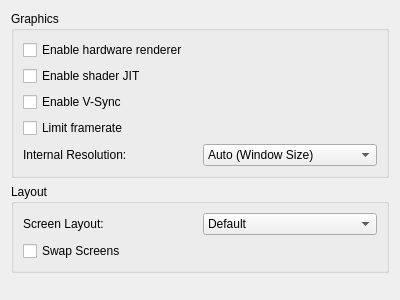
Old version of the form src/citra_qt/configuration/configure_graphics.ui in the repository PabloMK7/citra.
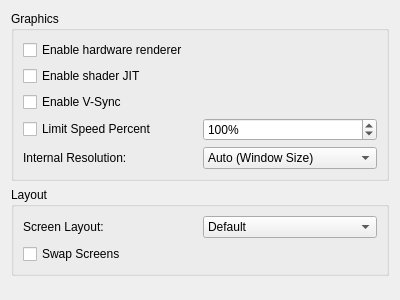
New version of the form.

Commit message:
citra-qt: Add customizable speed limit target (#3353)
citra-qt: Add customizable speed limit target

* Update SDL config for the new frame_limit option
* Made max lag time a function of target speed percent.
* Added a checkbox to enable/disable frame limiter
* UI: Prevent frame_limit from under/overflowing
* UI: Hide target speed percent when frame limiter is off
* Disable frame limit spin box when framelimit isn't enabled

```diff
--- a/src/citra_qt/configuration/configure_graphics.ui
+++ b/src/citra_qt/configuration/configure_graphics.ui
@@ -44,11 +44,31 @@
          </widget>
         </item>
         <item>
-         <widget class="QCheckBox" name="toggle_framelimit">
+         <layout class="QHBoxLayout" name="horizontalLayout_2">
+          <item>
+           <widget class="QCheckBox" name="toggle_frame_limit">
           <property name="text">
-           <string>Limit framerate</string>
-          </property>
-         </widget>
+             <string>Limit Speed Percent</string>
+            </property>
+           </widget>
+          </item>
+          <item>
+           <widget class="QSpinBox" name="frame_limit">
+            <property name="suffix">
+             <string>%</string>
+            </property>
+            <property name="minimum">
+             <number>1</number>
+            </property>
+            <property name="maximum">
+             <number>9999</number>
+            </property>
+            <property name="value">
+             <number>100</number>
+            </property>
+           </widget>
+          </item>
+         </layout>
         </item>
         <item>
           <layout class="QHBoxLayout" name="horizontalLayout">
```
Lines whose indentation alone changed are shown as unchanged. The commit also changes 11 other files.
